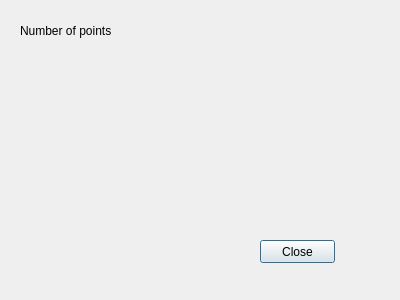
The window that InfoDialog.ui (fupe/digitizer2) describes before a commit, drawn with Qt 5.
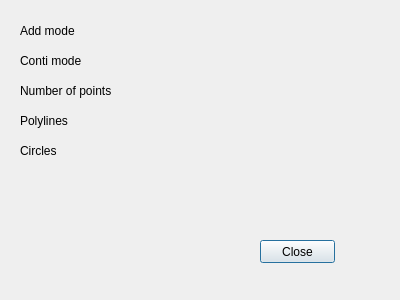
The same window after the commit.

Commit message: Přidán ladicí dialog s informacemi o režimu a počtech tvarů

Diff of the .ui file:
```diff
--- a/InfoDialog.ui
+++ b/InfoDialog.ui
@@ -17,8 +17,8 @@
    <property name="geometry">
     <rect>
      <x>20</x>
-     <y>20</y>
-     <width>91</width>
+     <y>80</y>
+     <width>120</width>
      <height>21</height>
     </rect>
    </property>
@@ -30,7 +30,111 @@
    <property name="geometry">
     <rect>
      <x>160</x>
+     <y>80</y>
+     <width>91</width>
+     <height>21</height>
+    </rect>
+   </property>
+   <property name="text">
+    <string/>
+   </property>
+  </widget>
+  <widget class="QLabel" name="label_addmode">
+   <property name="geometry">
+    <rect>
+     <x>20</x>
      <y>20</y>
+     <width>120</width>
+     <height>21</height>
+    </rect>
+   </property>
+   <property name="text">
+    <string>Add mode</string>
+   </property>
+  </widget>
+  <widget class="QLabel" name="addmode_value">
+   <property name="geometry">
+    <rect>
+     <x>160</x>
+     <y>20</y>
+     <width>120</width>
+     <height>21</height>
+    </rect>
+   </property>
+   <property name="text">
+    <string/>
+   </property>
+  </widget>
+  <widget class="QLabel" name="label_contimode">
+   <property name="geometry">
+    <rect>
+     <x>20</x>
+     <y>50</y>
+     <width>120</width>
+     <height>21</height>
+    </rect>
+   </property>
+   <property name="text">
+    <string>Conti mode</string>
+   </property>
+  </widget>
+  <widget class="QLabel" name="contimode_value">
+   <property name="geometry">
+    <rect>
+     <x>160</x>
+     <y>50</y>
+     <width>120</width>
+     <height>21</height>
+    </rect>
+   </property>
+   <property name="text">
+    <string/>
+   </property>
+  </widget>
+  <widget class="QLabel" name="label_num_polylines">
+   <property name="geometry">
+    <rect>
+     <x>20</x>
+     <y>110</y>
+     <width>120</width>
+     <height>21</height>
+    </rect>
+   </property>
+   <property name="text">
+    <string>Polylines</string>
+   </property>
+  </widget>
+  <widget class="QLabel" name="num_polylines">
+   <property name="geometry">
+    <rect>
+     <x>160</x>
+     <y>110</y>
+     <width>91</width>
+     <height>21</height>
+    </rect>
+   </property>
+   <property name="text">
+    <string/>
+   </property>
+  </widget>
+  <widget class="QLabel" name="label_num_circles">
+   <property name="geometry">
+    <rect>
+     <x>20</x>
+     <y>140</y>
+     <width>120</width>
+     <height>21</height>
+    </rect>
+   </property>
+   <property name="text">
+    <string>Circles</string>
+   </property>
+  </widget>
+  <widget class="QLabel" name="num_circles">
+   <property name="geometry">
+    <rect>
+     <x>160</x>
+     <y>140</y>
      <width>91</width>
      <height>21</height>
     </rect>
```
The commit also changes 5 other files.
